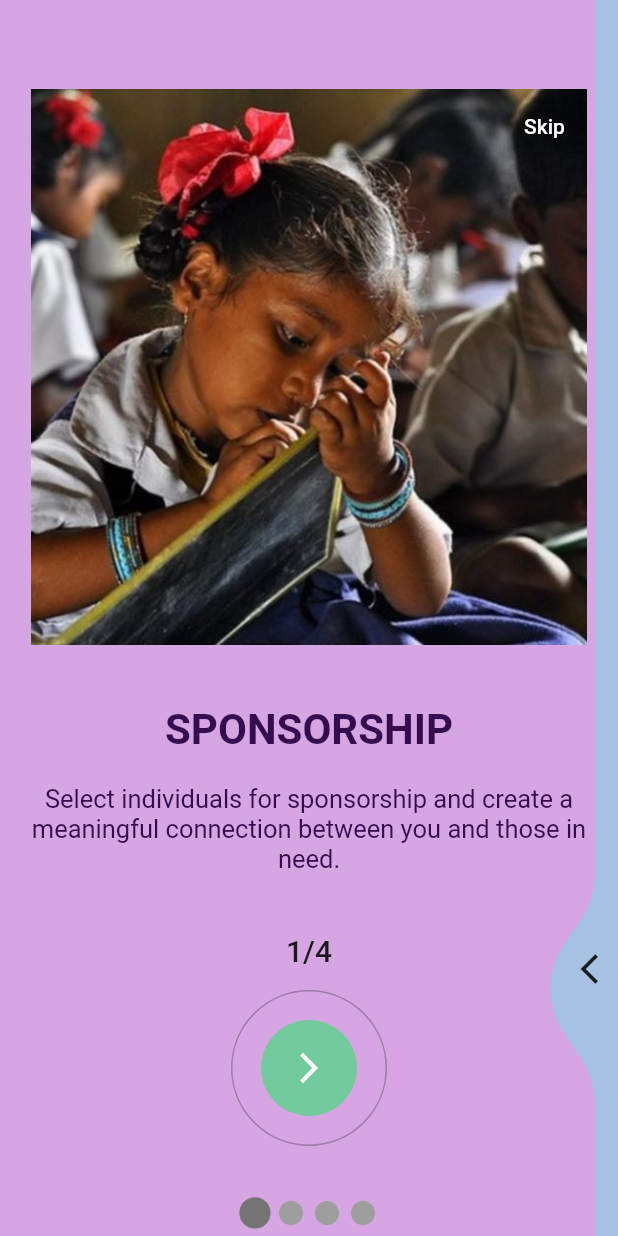
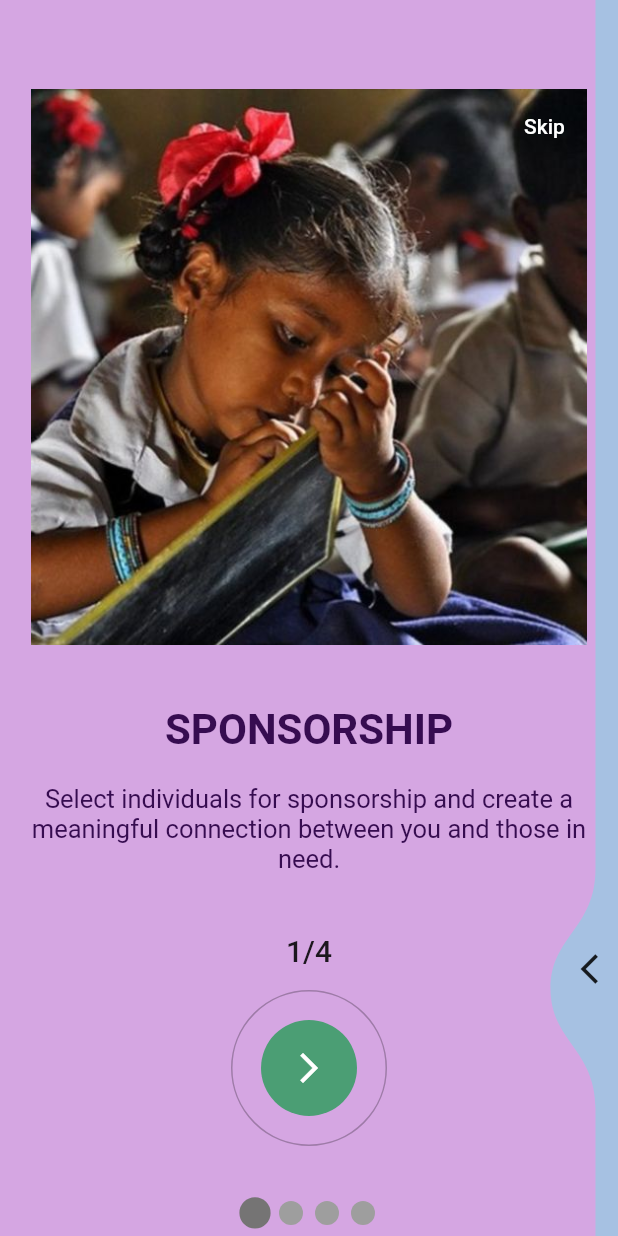
Before and after one commit to ikhushibisht/Parvaah, a Flutter app: the screen it shows after launch, on a phone screen of 412 x 824 dp. Run offline on Flutter 3.47's test engine with Material 2 defaults, Android fonts, the phone set to English and light mode, and no system bars; drawn by our look-alikes of liquid_swipe, smooth_page_indicator; our stand-ins replace firebase_core, flutter_otp_text_field, get, google_fonts; accounts and stored records are empty.

Commit message:
modified welcome screen

```diff
--- a/lib/src/constants/colors.dart
+++ b/lib/src/constants/colors.dart
@@ -8,8 +8,8 @@ const tBgColor = Color.fromARGB(255, 228, 181, 242);
 
 const tCardBgColor = Color.fromARGB(255, 255, 242, 177);
 const tWhiteColor = Color(0xffffffff);
-const tDarkColor = Color.fromARGB(230, 104, 206, 150);
-const tThirdColor = Color.fromARGB(255, 237, 203, 247);
+const tDarkColor = Color.fromARGB(230, 60, 157, 104);
+const tThirdColor = Color.fromARGB(255, 252, 242, 255);
 
 // --onboarding
 Color tOnBoardingPage1 = const Color.fromARGB(255, 213, 166, 226);
--- a/lib/src/features/authentication/screens/welcome/welcome_sc.dart
+++ b/lib/src/features/authentication/screens/welcome/welcome_sc.dart
@@ -11,6 +11,7 @@ class WelcomeScreen extends StatefulWidget {
   const WelcomeScreen({Key? key}) : super(key: key);
 
   @override
+  // ignore: library_private_types_in_public_api
   _WelcomeScreenState createState() => _WelcomeScreenState();
 }
 
```
